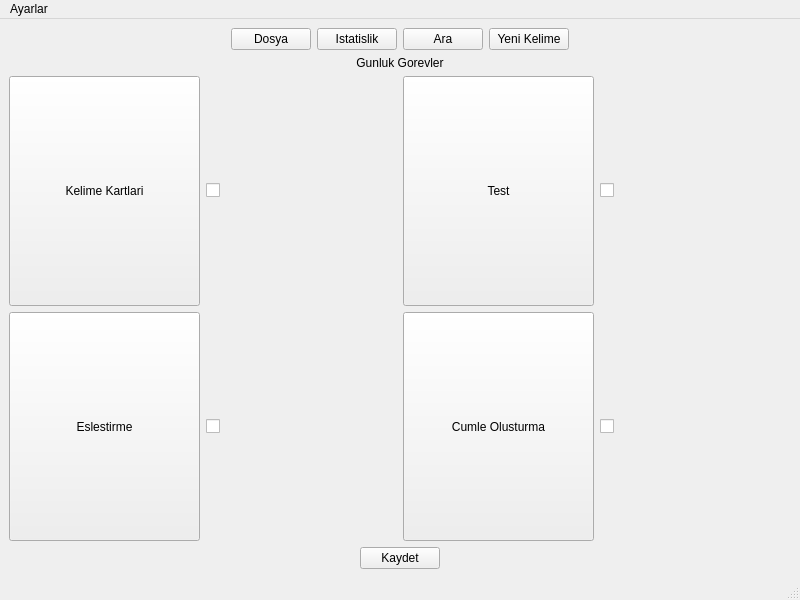
The window that main.ui (SuatCobankaya/ingilizce) describes before a commit, drawn with Qt 5.
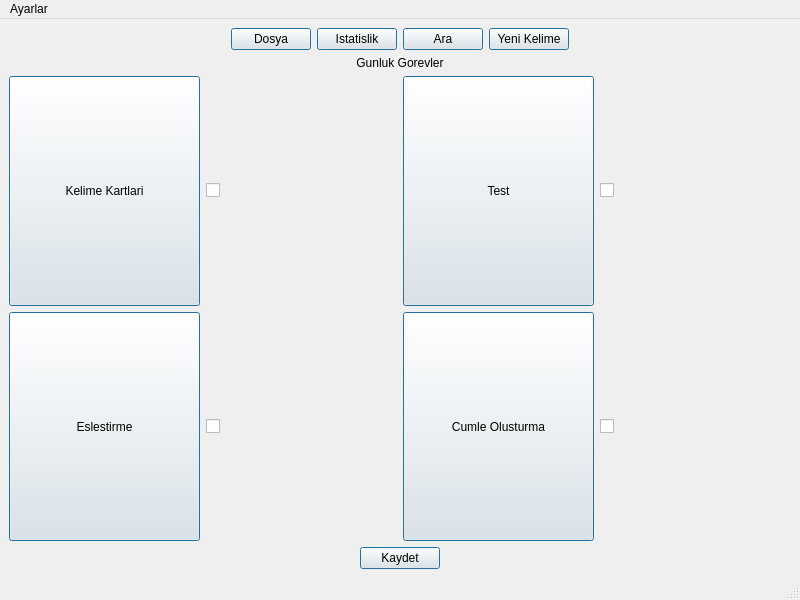
The same window after the commit.

```diff
--- a/main.ui
+++ b/main.ui
@@ -41,6 +41,9 @@
         <property name="text">
          <string>Dosya</string>
         </property>
+        <property name="default">
+         <bool>true</bool>
+        </property>
        </widget>
       </item>
       <item>
@@ -54,6 +57,9 @@
         <property name="text">
          <string>Istatislik</string>
         </property>
+        <property name="default">
+         <bool>true</bool>
+        </property>
        </widget>
       </item>
       <item>
@@ -67,6 +73,9 @@
         <property name="text">
          <string>Ara</string>
         </property>
+        <property name="default">
+         <bool>true</bool>
+        </property>
        </widget>
       </item>
       <item>
@@ -80,6 +89,9 @@
         <property name="text">
          <string>Yeni Kelime</string>
         </property>
+        <property name="default">
+         <bool>true</bool>
+        </property>
        </widget>
       </item>
       <item>
@@ -156,6 +168,9 @@
         <property name="text">
          <string>Cumle Olusturma</string>
         </property>
+        <property name="default">
+         <bool>true</bool>
+        </property>
        </widget>
       </item>
       <item row="1" column="0">
@@ -169,6 +184,9 @@
         <property name="text">
          <string>Eslestirme</string>
         </property>
+        <property name="default">
+         <bool>true</bool>
+        </property>
        </widget>
       </item>
       <item row="0" column="0">
@@ -182,6 +200,9 @@
         <property name="text">
          <string>Kelime Kartlari</string>
         </property>
+        <property name="default">
+         <bool>true</bool>
+        </property>
        </widget>
       </item>
       <item row="0" column="2">
@@ -195,6 +216,9 @@
         <property name="text">
          <string>Test</string>
         </property>
+        <property name="default">
+         <bool>true</bool>
+        </property>
        </widget>
       </item>
       <item row="0" column="3">
@@ -248,6 +272,9 @@
         <property name="text">
          <string>Kaydet</string>
         </property>
+        <property name="default">
+         <bool>true</bool>
+        </property>
        </widget>
       </item>
      </layout>
```
Left out of the diff: 3 changed lines with no effect on the pictures.
